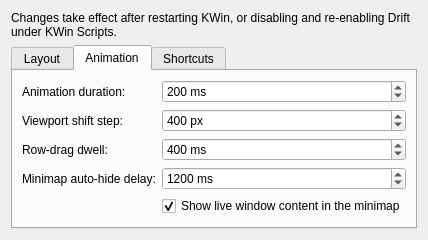
Above: drift/contents/ui/config.ui from epicodic/drift before the change. Below: the same form after it.
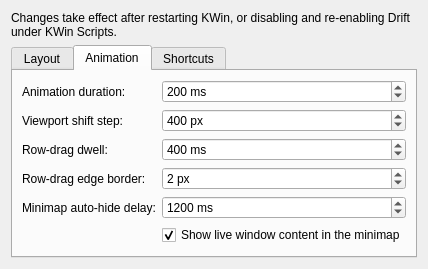
That is the form after the change. The open tabs and pages were chosen to show the change.

```diff
--- a/drift/contents/ui/config.ui
+++ b/drift/contents/ui/config.ui
@@ -181,13 +181,39 @@
                                 </widget>
                             </item>
                             <item row="3" column="0">
+                                <widget class="QLabel" name="label_rowDragEdgeBorderPx">
+                                    <property name="text">
+                                        <string>Row-drag edge border:</string>
+                                    </property>
+                                </widget>
+                            </item>
+                            <item row="3" column="1">
+                                <widget class="QSpinBox" name="kcfg_rowDragEdgeBorderPx">
+                                    <property name="toolTip">
+                                        <string>How close to the screen's top/bottom edge the pointer must be for a cross-row drag to arm</string>
+                                    </property>
+                                    <property name="suffix">
+                                        <string> px</string>
+                                    </property>
+                                    <property name="minimum">
+                                        <number>0</number>
+                                    </property>
+                                    <property name="maximum">
+                                        <number>100</number>
+                                    </property>
+                                    <property name="value">
+                                        <number>2</number>
+                                    </property>
+                                </widget>
+                            </item>
+                            <item row="4" column="0">
                                 <widget class="QLabel" name="label_minimapAutoHideMs">
                                     <property name="text">
                                         <string>Minimap auto-hide delay:</string>
                                     </property>
                                 </widget>
                             </item>
-                            <item row="3" column="1">
+                            <item row="4" column="1">
                                 <widget class="QSpinBox" name="kcfg_minimapAutoHideMs">
                                     <property name="toolTip">
                                         <string>How long the minimap overlay stays visible after the last focus-step press</string>
@@ -206,7 +232,7 @@
                                     </property>
                                 </widget>
                             </item>
-                            <item row="4" column="1">
+                            <item row="5" column="1">
                                 <widget class="QCheckBox" name="kcfg_minimapShowThumbnails">
                                     <property name="toolTip">
                                         <string>Show a live preview of each window's content instead of just its icon</string>
```
